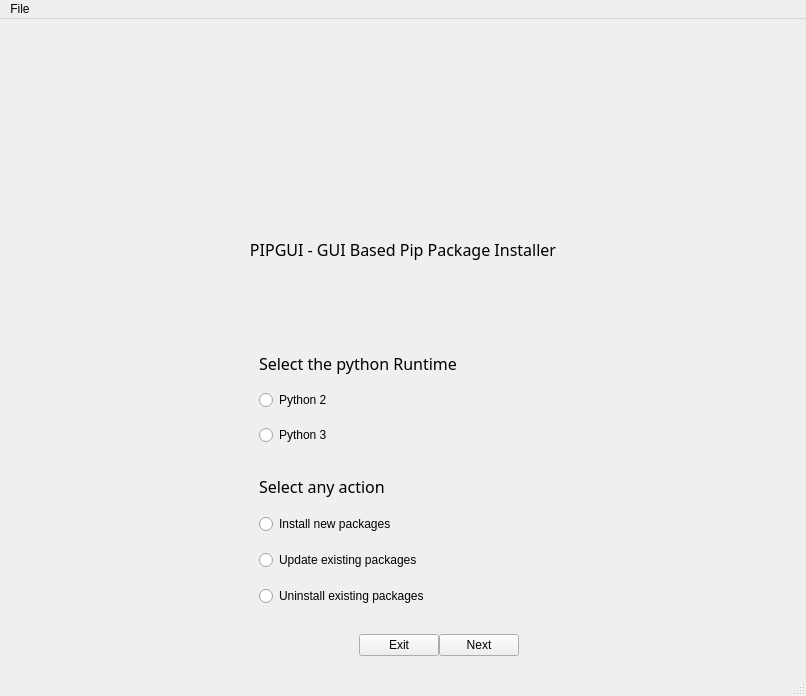
This is UI_Files/startScreen.ui in GDGVIT/pip-gui as Qt 5 draws it before an edit. The edited form follows.
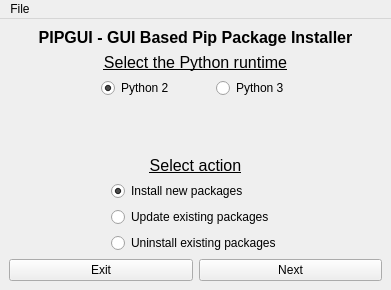
This is the edited form. Icons and pictures are not drawn.

Patch:
```diff
--- a/UI_Files/startScreen.ui
+++ b/UI_Files/startScreen.ui
@@ -6,8 +6,8 @@
    <rect>
     <x>0</x>
     <y>0</y>
-    <width>806</width>
-    <height>696</height>
+    <width>391</width>
+    <height>290</height>
    </rect>
   </property>
   <property name="cursor">
@@ -16,48 +16,24 @@
   <property name="windowTitle">
    <string>PIP GUI</string>
   </property>
-  <property name="windowIcon">
-   <iconset>
-    <normaloff>../Resource_Files/googledev.png</normaloff>../Resource_Files/googledev.png</iconset>
-  </property>
-  <property name="tabShape">
-   <enum>QTabWidget::Rounded</enum>
-  </property>
   <widget class="QWidget" name="centralwidget">
-   <layout class="QVBoxLayout" name="verticalLayout">
-    <item>
-     <layout class="QGridLayout" name="gridLayout">
-      <property name="topMargin">
-       <number>9</number>
-      </property>
-      <property name="bottomMargin">
-       <number>9</number>
-      </property>
-      <property name="verticalSpacing">
-       <number>6</number>
-      </property>
-      <item row="0" column="0">
-       <widget class="QLabel" name="label_4">
-        <property name="text">
-         <string/>
-        </property>
-        <property name="pixmap">
-         <pixmap>../../Resource_Files/Assets/pip-logo.jpg</pixmap>
-        </property>
-        <property name="alignment">
-         <set>Qt::AlignCenter</set>
-        </property>
-        <property name="indent">
-         <number>3</number>
-        </property>
-       </widget>
-      </item>
-      <item row="1" column="0">
+   <layout class="QGridLayout" name="gridLayout">
+    <item row="0" column="0">
+     <layout class="QVBoxLayout" name="verticalLayout">
+      <item>
        <widget class="QLabel" name="label_5">
+        <property name="sizePolicy">
+         <sizepolicy hsizetype="Preferred" vsizetype="Fixed">
+          <horstretch>0</horstretch>
+          <verstretch>0</verstretch>
+         </sizepolicy>
+        </property>
         <property name="font">
          <font>
-          <family>Meslo LG L DZ for Powerline</family>
+          <family>MS Shell Dlg 2</family>
           <pointsize>12</pointsize>
+          <weight>75</weight>
+          <bold>true</bold>
          </font>
         </property>
         <property name="text">
@@ -66,155 +42,236 @@
         <property name="alignment">
          <set>Qt::AlignCenter</set>
         </property>
-        <property name="indent">
-         <number>3</number>
-        </property>
-       </widget>
-      </item>
-     </layout>
-    </item>
-    <item>
-     <layout class="QFormLayout" name="formLayout_3">
-      <property name="sizeConstraint">
-       <enum>QLayout::SetNoConstraint</enum>
-      </property>
-      <property name="rowWrapPolicy">
-       <enum>QFormLayout::WrapLongRows</enum>
-      </property>
-      <property name="labelAlignment">
-       <set>Qt::AlignCenter</set>
-      </property>
-      <property name="formAlignment">
-       <set>Qt::AlignCenter</set>
-      </property>
-      <property name="verticalSpacing">
-       <number>28</number>
-      </property>
-      <property name="topMargin">
-       <number>1</number>
-      </property>
-      <property name="bottomMargin">
-       <number>0</number>
-      </property>
-      <item row="2" column="0">
-       <layout class="QHBoxLayout" name="horizontalLayout">
-        <property name="leftMargin">
-         <number>350</number>
-        </property>
-        <property name="topMargin">
-         <number>0</number>
-        </property>
-        <property name="bottomMargin">
-         <number>9</number>
-        </property>
-        <item>
-         <widget class="QPushButton" name="btnExit">
-          <property name="text">
-           <string>Exit</string>
-          </property>
-         </widget>
-        </item>
-        <item>
-         <widget class="QPushButton" name="btnNext">
-          <property name="text">
-           <string>Next</string>
-          </property>
-         </widget>
-        </item>
-       </layout>
-      </item>
-      <item row="1" column="0" colspan="2">
-       <layout class="QFormLayout" name="formLayout_2">
-        <property name="verticalSpacing">
-         <number>16</number>
-        </property>
-        <property name="leftMargin">
-         <number>250</number>
-        </property>
-        <property name="topMargin">
-         <number>2</number>
-        </property>
-        <item row="0" column="0">
-         <widget class="QLabel" name="label_3">
-          <property name="font">
-           <font>
-            <family>Meslo LG M DZ for Powerline</family>
-            <pointsize>12</pointsize>
-           </font>
-          </property>
-          <property name="text">
-           <string>Select any action</string>
-          </property>
-         </widget>
-        </item>
-        <item row="1" column="0">
-         <widget class="QRadioButton" name="radioInstall">
-          <property name="text">
-           <string>Install new packages</string>
-          </property>
-         </widget>
-        </item>
-        <item row="2" column="0">
-         <widget class="QRadioButton" name="radioUpdate">
-          <property name="text">
-           <string>Update existing packages</string>
-          </property>
-         </widget>
-        </item>
-        <item row="3" column="0">
-         <widget class="QRadioButton" name="radioUninstall">
-          <property name="text">
-           <string>Uninstall existing packages</string>
-          </property>
-         </widget>
-        </item>
-       </layout>
-      </item>
-      <item row="0" column="0" colspan="2">
-       <layout class="QFormLayout" name="formLayout">
-        <property name="labelAlignment">
-         <set>Qt::AlignCenter</set>
-        </property>
-        <property name="formAlignment">
-         <set>Qt::AlignCenter</set>
-        </property>
-        <property name="verticalSpacing">
+        <property name="margin">
          <number>15</number>
         </property>
+        <property name="indent">
+         <number>0</number>
+        </property>
+       </widget>
+      </item>
+      <item>
+       <widget class="QLabel" name="label_3">
+        <property name="sizePolicy">
+         <sizepolicy hsizetype="Preferred" vsizetype="Fixed">
+          <horstretch>0</horstretch>
+          <verstretch>0</verstretch>
+         </sizepolicy>
+        </property>
+        <property name="font">
+         <font>
+          <family>MS Shell Dlg 2</family>
+          <pointsize>12</pointsize>
+         </font>
+        </property>
+        <property name="text">
+         <string>&lt;html&gt;&lt;head/&gt;&lt;body&gt;&lt;p&gt;&lt;span style=&quot; text-decoration: underline;&quot;&gt;Select the Python runtime&lt;/span&gt;&lt;/p&gt;&lt;/body&gt;&lt;/html&gt;</string>
+        </property>
+        <property name="alignment">
+         <set>Qt::AlignCenter</set>
+        </property>
+       </widget>
+      </item>
+      <item>
+       <layout class="QHBoxLayout" name="horizontalLayout">
+        <property name="spacing">
+         <number>0</number>
+        </property>
         <property name="leftMargin">
-         <number>250</number>
-        </property>
-        <property name="topMargin">
-         <number>18</number>
+         <number>50</number>
         </property>
         <property name="rightMargin">
-         <number>40</number>
+         <number>50</number>
         </property>
-        <item row="0" column="0" colspan="2">
-         <widget class="QLabel" name="label_2">
-          <property name="font">
-           <font>
-            <family>Meslo LG L DZ for Powerline</family>
-            <pointsize>12</pointsize>
-           </font>
-          </property>
-          <property name="text">
-           <string>Select the python Runtime</string>
-          </property>
-         </widget>
-        </item>
-        <item row="1" column="0">
+        <item>
          <widget class="QRadioButton" name="radioPy2">
+          <property name="sizePolicy">
+           <sizepolicy hsizetype="Fixed" vsizetype="Fixed">
+            <horstretch>0</horstretch>
+            <verstretch>0</verstretch>
+           </sizepolicy>
+          </property>
           <property name="text">
            <string>Python 2</string>
           </property>
+          <property name="checked">
+           <bool>true</bool>
+          </property>
+          <attribute name="buttonGroup">
+           <string notr="true">buttonGroup_2</string>
+          </attribute>
          </widget>
         </item>
-        <item row="2" column="0">
+        <item>
          <widget class="QRadioButton" name="radioPy3">
+          <property name="sizePolicy">
+           <sizepolicy hsizetype="Fixed" vsizetype="Fixed">
+            <horstretch>0</horstretch>
+            <verstretch>0</verstretch>
+           </sizepolicy>
+          </property>
           <property name="text">
            <string>Python 3</string>
           </property>
+          <attribute name="buttonGroup">
+           <string notr="true">buttonGroup_2</string>
+          </attribute>
+         </widget>
+        </item>
+       </layout>
+      </item>
+      <item>
+       <spacer name="verticalSpacer">
+        <property name="orientation">
+         <enum>Qt::Vertical</enum>
+        </property>
+        <property name="sizeHint" stdset="0">
+         <size>
+          <width>20</width>
+          <height>40</height>
+         </size>
+        </property>
+       </spacer>
+      </item>
+      <item>
+       <widget class="QLabel" name="label_4">
+        <property name="sizePolicy">
+         <sizepolicy hsizetype="Preferred" vsizetype="Fixed">
+          <horstretch>0</horstretch>
+          <verstretch>0</verstretch>
+         </sizepolicy>
+        </property>
+        <property name="font">
+         <font>
+          <family>MS Shell Dlg 2</family>
+          <pointsize>12</pointsize>
+         </font>
+        </property>
+        <property name="text">
+         <string>&lt;html&gt;&lt;head/&gt;&lt;body&gt;&lt;p&gt;&lt;span style=&quot; text-decoration: underline;&quot;&gt;Select action&lt;/span&gt;&lt;/p&gt;&lt;/body&gt;&lt;/html&gt;</string>
+        </property>
+        <property name="alignment">
+         <set>Qt::AlignCenter</set>
+        </property>
+       </widget>
+      </item>
+      <item>
+       <layout class="QHBoxLayout" name="horizontalLayout_5">
+        <property name="leftMargin">
+         <number>0</number>
+        </property>
+        <property name="topMargin">
+         <number>0</number>
+        </property>
+        <item>
+         <spacer name="horizontalSpacer">
+          <property name="orientation">
+           <enum>Qt::Horizontal</enum>
+          </property>
+          <property name="sizeHint" stdset="0">
+           <size>
+            <width>40</width>
+            <height>20</height>
+           </size>
+          </property>
+         </spacer>
+        </item>
+        <item>
+         <layout class="QVBoxLayout" name="verticalLayout_2" stretch="0,0,0">
+          <property name="sizeConstraint">
+           <enum>QLayout::SetDefaultConstraint</enum>
+          </property>
+          <property name="bottomMargin">
+           <number>0</number>
+          </property>
+          <item>
+           <widget class="QRadioButton" name="radioInstall">
+            <property name="sizePolicy">
+             <sizepolicy hsizetype="Fixed" vsizetype="Fixed">
+              <horstretch>0</horstretch>
+              <verstretch>0</verstretch>
+             </sizepolicy>
+            </property>
+            <property name="text">
+             <string>Install new packages</string>
+            </property>
+            <property name="checked">
+             <bool>true</bool>
+            </property>
+            <attribute name="buttonGroup">
+             <string notr="true">buttonGroup</string>
+            </attribute>
+           </widget>
+          </item>
+          <item>
+           <widget class="QRadioButton" name="radioUpdate">
+            <property name="sizePolicy">
+             <sizepolicy hsizetype="Fixed" vsizetype="Fixed">
+              <horstretch>0</horstretch>
+              <verstretch>0</verstretch>
+             </sizepolicy>
+            </property>
+            <property name="text">
+             <string>Update existing packages</string>
+            </property>
+            <attribute name="buttonGroup">
+             <string notr="true">buttonGroup</string>
+            </attribute>
+           </widget>
+          </item>
+          <item>
+           <widget class="QRadioButton" name="radioUninstall">
+            <property name="sizePolicy">
+             <sizepolicy hsizetype="Fixed" vsizetype="Fixed">
+              <horstretch>0</horstretch>
+              <verstretch>0</verstretch>
+             </sizepolicy>
+            </property>
+            <property name="text">
+             <string>Uninstall existing packages</string>
+            </property>
+            <attribute name="buttonGroup">
+             <string notr="true">buttonGroup</string>
+            </attribute>
+           </widget>
+          </item>
+         </layout>
+        </item>
+        <item>
+         <spacer name="horizontalSpacer_2">
+          <property name="orientation">
+           <enum>Qt::Horizontal</enum>
+          </property>
+          <property name="sizeHint" stdset="0">
+           <size>
+            <width>40</width>
+            <height>20</height>
+           </size>
+          </property>
+         </spacer>
+        </item>
+       </layout>
+      </item>
+      <item>
+       <layout class="QHBoxLayout" name="horizontalLayout_4">
+        <item>
+         <widget class="QPushButton" name="btnExit">
+          <property name="cursor">
+           <cursorShape>PointingHandCursor</cursorShape>
+          </property>
+          <property name="text">
+           <string>Exit</string>
+          </property>
+         </widget>
+        </item>
+        <item>
+         <widget class="QPushButton" name="btnNext">
+          <property name="cursor">
+           <cursorShape>PointingHandCursor</cursorShape>
+          </property>
+          <property name="text">
+           <string>Next</string>
+          </property>
          </widget>
         </item>
        </layout>
@@ -228,7 +285,7 @@
     <rect>
      <x>0</x>
      <y>0</y>
-     <width>806</width>
+     <width>391</width>
      <height>21</height>
     </rect>
    </property>
@@ -241,7 +298,11 @@
    </widget>
    <addaction name="menuFile"/>
   </widget>
-  <widget class="QStatusBar" name="statusbar"/>
+  <action name="actionRefresh">
+   <property name="text">
+    <string>Refresh lists</string>
+   </property>
+  </action>
   <action name="actionExit">
    <property name="text">
     <string>Exit</string>
```
Left out of the diff: 24 changed lines with no effect on the pictures.
